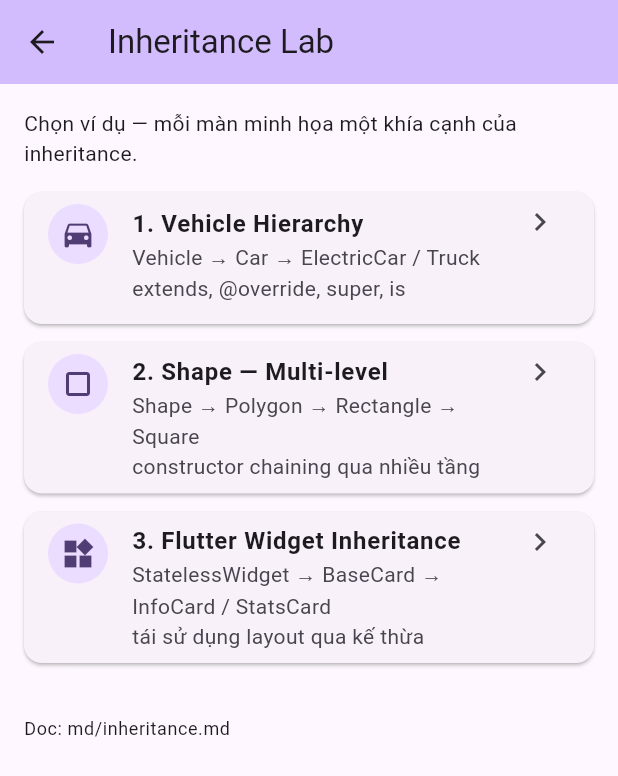
After one commit to Raintostorm/PRM_Lab3_Group2, a Flutter app: the screen it shows after launch, after a tap on "Inheritance Demo", on a phone screen of 412 x 824 dp. The commit adds this screen. Shown: the top 776 px of the screen. Run offline on Flutter 3.47's test engine with Material 3 defaults, Android fonts, the phone set to English and light mode, and no system bars.

Commit message:
inheritance demo

```diff
--- /dev/null
+++ b/lib/examples/inheritance/flutter_widget_demo_screen.dart
@@ -0,0 +1,66 @@
+// Màn 3 — Widget hierarchy: BaseCard (abstract) → InfoCard / StatsCard.
+// Doc: md/inheritance.md mục 4.3
+
+import 'package:flutter/material.dart';
+
+import 'flutter_widget_inheritance.dart';
+
+class FlutterWidgetDemoScreen extends StatelessWidget {
+  const FlutterWidgetDemoScreen({super.key});
+
+  @override
+  Widget build(BuildContext context) {
+    return Scaffold(
+      appBar: AppBar(title: const Text('3. Flutter Widget Inheritance')),
+      body: ListView(
+        padding: const EdgeInsets.all(16),
+        children: [
+          _note(context),
+          const SizedBox(height: 16),
+          const InfoCard(
+            title: 'InfoCard extends BaseCard',
+            accentColor: Colors.indigo,
+            info: 'Lớp con chỉ implement buildContent() — logic build() dùng chung từ cha.',
+            icon: Icons.info_outline,
+          ),
+          const SizedBox(height: 12),
+          const StatsCard(
+            title: 'StatsCard extends BaseCard',
+            accentColor: Colors.teal,
+            value: '500',
+            unit: 'km range',
+          ),
+          const SizedBox(height: 12),
+          const InfoCard(
+            title: 'Thêm một InfoCard khác',
+            accentColor: Colors.deepOrange,
+            info: 'Cùng một lớp cha, khác instance — tái sử dụng hoàn toàn phần layout.',
+            icon: Icons.widgets_outlined,
+          ),
+          const SizedBox(height: 16),
+          Text(
+            'File: lib/examples/inheritance/flutter_widget_inheritance.dart',
+            style: Theme.of(context).textTheme.bodySmall,
+          ),
+        ],
+      ),
+    );
+  }
+
+  Widget _note(BuildContext context) {
+    return Container(
+      padding: const EdgeInsets.all(12),
+      decoration: BoxDecoration(
+        color: Colors.amber.shade50,
+        borderRadius: BorderRadius.circular(8),
+        border: Border.all(color: Colors.amber.shade300),
+      ),
+      child: const Text(
+        'StatelessWidget → BaseCard → InfoCard / StatsCard\n'
+        'BaseCard kế thừa vòng đời widget từ Flutter, '
+        'lớp con chỉ cần override buildContent().',
+        style: TextStyle(fontSize: 13),
+      ),
+    );
+  }
+}
--- /dev/null
+++ b/lib/examples/inheritance/flutter_widget_inheritance.dart
@@ -0,0 +1,103 @@
+// Ví dụ 3 — Inheritance trong Flutter framework: custom widget hierarchy.
+// Doc: md/inheritance.md mục 4.3
+
+import 'package:flutter/material.dart';
+
+// BaseCard extends StatelessWidget — kế thừa toàn bộ vòng đời widget.
+// buildContent() là hook để lớp con chèn nội dung riêng.
+abstract class BaseCard extends StatelessWidget {
+  final String title;
+  final Color accentColor;
+
+  const BaseCard({super.key, required this.title, required this.accentColor});
+
+  Widget buildContent(BuildContext context);
+
+  @override
+  Widget build(BuildContext context) {
+    return Card(
+      elevation: 2,
+      child: Column(
+        crossAxisAlignment: CrossAxisAlignment.stretch,
+        children: [
+          Container(
+            padding: const EdgeInsets.symmetric(horizontal: 12, vertical: 8),
+            color: accentColor,
+            child: Text(
+              title,
+              style: const TextStyle(
+                color: Colors.white,
+                fontWeight: FontWeight.bold,
+              ),
+            ),
+          ),
+          Padding(
+            padding: const EdgeInsets.all(12),
+            child: buildContent(context),
+          ),
+        ],
+      ),
+    );
+  }
+}
+
+// InfoCard — lớp con thêm icon + mô tả.
+class InfoCard extends BaseCard {
+  final String info;
+  final IconData icon;
+
+  const InfoCard({
+    super.key,
+    required super.title,
+    required super.accentColor,
+    required this.info,
+    required this.icon,
+  });
+
+  @override
+  Widget buildContent(BuildContext context) {
+    return Row(
+      children: [
+        Icon(icon, size: 20, color: accentColor),
+        const SizedBox(width: 8),
+        Expanded(child: Text(info)),
+      ],
+    );
+  }
+}
+
+// StatsCard — lớp con hiển thị số liệu lớn.
+class StatsCard extends BaseCard {
+  final String value;
+  final String unit;
+
+  const StatsCard({
+    super.key,
+    required super.title,
+    required super.accentColor,
+    required this.value,
+    required this.unit,
+  });
+
+  @override
+  Widget buildContent(BuildContext context) {
+    return Row(
+      crossAxisAlignment: CrossAxisAlignment.end,
+      children: [
+        Text(
+          value,
+          style: TextStyle(
+            fontSize: 32,
+            fontWeight: FontWeight.bold,
+            color: accentColor,
+          ),
+        ),
+        const SizedBox(width: 4),
+        Padding(
+          padding: const EdgeInsets.only(bottom: 4),
+          child: Text(unit, style: const TextStyle(fontSize: 14)),
+        ),
+      ],
+    );
+  }
+}
--- /dev/null
+++ b/lib/examples/inheritance/inheritance_menu_screen.dart
@@ -0,0 +1,81 @@
+// Menu điều hướng các ví dụ Inheritance.
+// Doc: md/inheritance.md
+
+import 'package:flutter/material.dart';
+
+import 'flutter_widget_demo_screen.dart';
+import 'shape_demo_screen.dart';
+import 'vehicle_demo_screen.dart';
+
+class InheritanceMenuScreen extends StatelessWidget {
+  const InheritanceMenuScreen({super.key});
+
+  @override
+  Widget build(BuildContext context) {
+    return Scaffold(
+      appBar: AppBar(
+        title: const Text('Inheritance Lab'),
+        backgroundColor: Theme.of(context).colorScheme.inversePrimary,
+      ),
+      body: ListView(
+        padding: const EdgeInsets.all(16),
+        children: [
+          Text(
+            'Chọn ví dụ — mỗi màn minh họa một khía cạnh của inheritance.',
+            style: Theme.of(context).textTheme.bodyMedium,
+          ),
+          const SizedBox(height: 16),
+          _menuTile(
+            context,
+            icon: Icons.directions_car,
+            title: '1. Vehicle Hierarchy',
+            subtitle: 'Vehicle → Car → ElectricCar / Truck\nextends, @override, super, is',
+            screen: const VehicleDemoScreen(),
+          ),
+          _menuTile(
+            context,
+            icon: Icons.crop_square,
+            title: '2. Shape — Multi-level',
+            subtitle: 'Shape → Polygon → Rectangle → Square\nconstructor chaining qua nhiều tầng',
+            screen: const ShapeDemoScreen(),
+          ),
+          _menuTile(
+            context,
+            icon: Icons.widgets,
+            title: '3. Flutter Widget Inheritance',
+            subtitle: 'StatelessWidget → BaseCard → InfoCard / StatsCard\ntái sử dụng layout qua kế thừa',
+            screen: const FlutterWidgetDemoScreen(),
+          ),
+          const SizedBox(height: 24),
+          Text(
+            'Doc: md/inheritance.md',
+            style: Theme.of(context).textTheme.bodySmall,
+          ),
+        ],
+      ),
+    );
+  }
+
+  Widget _menuTile(
+    BuildContext context, {
+    required IconData icon,
+    required String title,
+    required String subtitle,
+    required Widget screen,
+  }) {
+    return Card(
+      margin: const EdgeInsets.only(bottom: 12),
+      child: ListTile(
+        leading: CircleAvatar(child: Icon(icon)),
+        title: Text(title, style: const TextStyle(fontWeight: FontWeight.w600)),
+        subtitle: Text(subtitle),
+        trailing: const Icon(Icons.chevron_right),
+        isThreeLine: true,
+        onTap: () => Navigator.push(
+          context,
+          MaterialPageRoute<void>(builder: (_) => screen),
+        ),
+      ),
+    );
+  }
+}
--- /dev/null
+++ b/lib/examples/inheritance/shape.dart
@@ -0,0 +1,59 @@
+// Ví dụ 2 — Multi-level inheritance: Shape → Polygon → Rectangle → Square.
+// Doc: md/inheritance.md mục 4.2
+
+// ── Level 1 ───────────────────────────────────────────────────────────────────
+
+class Shape {
+  final String color;
+
+  Shape(this.color);
+
+  double area() => 0;
+  double perimeter() => 0;
+
+  String describe() =>
+      '$runtimeType [$color] '
+      '| area=${area().toStringAsFixed(2)} '
+      '| perimeter=${perimeter().toStringAsFixed(2)}';
+}
+
+// ── Level 2 ───────────────────────────────────────────────────────────────────
+
+class Polygon extends Shape {
+  final int sides;
+
+  Polygon(super.color, this.sides);
+
+  @override
+  String describe() => '${super.describe()} | sides=$sides';
+}
+
+// ── Level 3 ───────────────────────────────────────────────────────────────────
+
+class Rectangle extends Polygon {
+  final double width;
+  final double height;
+
+  // Dùng tham số thường khi cần truyền thêm giá trị cố định (4 cạnh) lên super.
+  Rectangle(String color, this.width, this.height) : super(color, 4);
+
+  @override
+  double area() => width * height;
+
+  @override
+  double perimeter() => 2 * (width + height);
+}
+
+// ── Level 4 ───────────────────────────────────────────────────────────────────
+
+class Square extends Rectangle {
+  // Chỉ nhận 1 tham số side — kế thừa toàn bộ logic từ Rectangle.
+  Square(String color, double side) : super(color, side, side);
+}
+
+// ── Demo helper ───────────────────────────────────────────────────────────────
+
+List<Shape> buildShapeList() => [
+      Rectangle('Blue', 6, 4),
+      Square('Green', 5),
+    ];
--- /dev/null
+++ b/lib/examples/inheritance/shape_demo_screen.dart
@@ -0,0 +1,92 @@
+// Màn 2 — Shape: minh họa multi-level inheritance và constructor chaining.
+// Doc: md/inheritance.md mục 4.2
+
+import 'package:flutter/material.dart';
+
+import 'shape.dart';
+
+class ShapeDemoScreen extends StatelessWidget {
+  const ShapeDemoScreen({super.key});
+
+  @override
+  Widget build(BuildContext context) {
+    final shapes = buildShapeList();
+
+    return Scaffold(
+      appBar: AppBar(title: const Text('2. Shape — Multi-level')),
+      body: ListView(
+        padding: const EdgeInsets.all(16),
+        children: [
+          _chainLabel(context),
+          const SizedBox(height: 16),
+          ...shapes.map((s) => _shapeCard(context, s)),
+          const SizedBox(height: 8),
+          Text(
+            'File: lib/examples/inheritance/shape.dart',
+            style: Theme.of(context).textTheme.bodySmall,
+          ),
+        ],
+      ),
+    );
+  }
+
+  Widget _chainLabel(BuildContext context) {
+    return Container(
+      padding: const EdgeInsets.all(12),
+      decoration: BoxDecoration(
+        color: Colors.blue.shade50,
+        borderRadius: BorderRadius.circular(8),
+        border: Border.all(color: Colors.blue.shade200),
+      ),
+      child: const Text(
+        'Shape  →  Polygon (sides)  →  Rectangle (w×h)  →  Square (side)',
+        style: TextStyle(fontSize: 13, fontFamily: 'monospace'),
+      ),
+    );
+  }
+
+  Widget _shapeCard(BuildContext context, Shape shape) {
+    final isSquare = shape is Square;
+    final isRect = shape is Rectangle;
+    final isPoly = shape is Polygon;
+
+    return Card(
+      margin: const EdgeInsets.only(bottom: 12),
+      child: Padding(
+        padding: const EdgeInsets.all(12),
+        child: Column(
+          crossAxisAlignment: CrossAxisAlignment.start,
+          children: [
+            Text(
+              shape.runtimeType.toString(),
+              style: const TextStyle(fontWeight: FontWeight.bold, fontSize: 15),
+            ),
+            const SizedBox(height: 6),
+            Wrap(
+              spacing: 6,
+              runSpacing: 4,
+              children: [
+                if (isPoly) _typeChip('is Polygon', Colors.teal),
+                if (isRect) _typeChip('is Rectangle', Colors.indigo),
+                if (isSquare) _typeChip('is Square', Colors.purple),
+                _typeChip('is Shape', Colors.grey),
+              ],
+            ),
+            const SizedBox(height: 10),
+            Text(shape.describe(), style: const TextStyle(fontSize: 13)),
+          ],
+        ),
+      ),
+    );
+  }
+
+  Widget _typeChip(String label, Color color) {
+    return Chip(
+      label: Text(label, style: TextStyle(color: color, fontSize: 11)),
+      backgroundColor: color.withAlpha(20),
+      side: BorderSide(color: color.withAlpha(80)),
+      padding: EdgeInsets.zero,
+      materialTapTargetSize: MaterialTapTargetSize.shrinkWrap,
+    );
+  }
+}
--- /dev/null
+++ b/lib/examples/inheritance/vehicle.dart
@@ -0,0 +1,79 @@
+// Ví dụ 1 — Inheritance cơ bản: Vehicle → Car → ElectricCar / Truck.
+// Doc: md/inheritance.md mục 4.1
+
+// ── Base class ────────────────────────────────────────────────────────────────
+
+class Vehicle {
+  final String brand;
+  final int year;
+
+  Vehicle(this.brand, this.year);
+
+  String get info => '$brand ($year)';
+
+  /// Concrete method — lớp con có thể override hoặc kế thừa nguyên.
+  String describe() => 'Vehicle: $info';
+
+  String fuelType() => 'Unknown';
+}
+
+// ── Level 2 ───────────────────────────────────────────────────────────────────
+
+class Car extends Vehicle {
+  final int doors;
+
+  /// super.brand, super.year — chuyển tham số lên constructor cha.
+  Car(super.brand, super.year, this.doors);
+
+  @override
+  String describe() => '${super.describe()} — Car, $doors cửa';
+
+  @override
+  String fuelType() => 'Gasoline';
+}
+
+class Truck extends Vehicle {
+  final double payloadTons;
+
+  Truck(super.brand, super.year, this.payloadTons);
+
+  @override
+  String describe() => '${super.describe()} — Truck, tải ${payloadTons}t';
+
+  @override
+  String fuelType() => 'Diesel';
+}
+
+// ── Level 3 (multi-level) ─────────────────────────────────────────────────────
+
+class ElectricCar extends Car {
+  final int rangeKm;
+
+  ElectricCar(super.brand, super.year, super.doors, this.rangeKm);
+
+  @override
+  String describe() => '${super.describe()} [Electric, ${rangeKm}km]';
+
+  @override
+  String fuelType() => 'Electric';
+}
+
+// ── Demo helper ───────────────────────────────────────────────────────────────
+
+class VehicleInfo {
+  final Vehicle vehicle;
+
+  VehicleInfo(this.vehicle);
+
+  String get rType => vehicle.runtimeType.toString();
+  bool get isCar => vehicle is Car;
+  bool get isElectric => vehicle is ElectricCar;
+  String get describeText => vehicle.describe();
+  String get fuel => vehicle.fuelType();
+}
+
+List<VehicleInfo> buildVehicleList() => [
+      VehicleInfo(Car('Toyota', 2022, 4)),
+      VehicleInfo(Truck('Volvo', 2021, 10.5)),
+      VehicleInfo(ElectricCar('Tesla', 2024, 4, 500)),
+    ];
--- a/lib/main.dart
+++ b/lib/main.dart
@@ -1,6 +1,7 @@
 import 'package:flutter/material.dart';
 
 import 'examples/abstract_class/abstract_class_menu_screen.dart';
+import 'examples/inheritance/inheritance_menu_screen.dart';
 import 'examples/interface/interface_menu_screen.dart';
 import 'examples/mixin/mixin_demo.dart';
 
@@ -62,6 +63,21 @@ class HomeScreen extends StatelessWidget {
 
             const SizedBox(height: 20),
 
+            /// Inheritance Demo
+            ElevatedButton(
+              onPressed: () {
+                Navigator.push(
+                  context,
+                  MaterialPageRoute(
+                    builder: (_) => const InheritanceMenuScreen(),
+                  ),
+                );
+              },
+              child: const Text("Inheritance Demo"),
+            ),
+
+            const SizedBox(height: 20),
+
             /// Mixin Demo
             ElevatedButton(
               onPressed: () {
```
Also changed, not shown: lib/examples/inheritance/vehicle_demo_screen.dart (added, +110 -0 lines), pubspec.lock, 1 other file.
